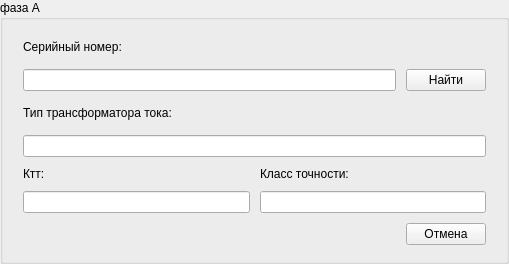
nikola240698/MeteringActs, file ui/currenttransformerphasewidget.ui: the form before one commit.
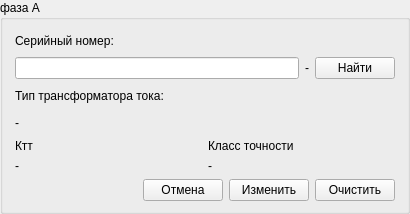
The form after the commit. The open tabs and pages were chosen to show the change.

What changed in the file:
```diff
--- a/ui/currenttransformerphasewidget.ui
+++ b/ui/currenttransformerphasewidget.ui
@@ -6,8 +6,8 @@
    <rect>
     <x>0</x>
     <y>0</y>
-    <width>509</width>
-    <height>264</height>
+    <width>410</width>
+    <height>214</height>
    </rect>
   </property>
   <property name="windowTitle">
@@ -66,19 +66,19 @@
         <widget class="QWidget" name="editPage">
          <layout class="QVBoxLayout" name="editPageLayout">
           <property name="spacing">
-           <number>10</number>
+           <number>6</number>
           </property>
           <property name="leftMargin">
-           <number>20</number>
+           <number>12</number>
           </property>
           <property name="topMargin">
-           <number>14</number>
+           <number>10</number>
           </property>
           <property name="rightMargin">
-           <number>20</number>
+           <number>12</number>
           </property>
           <property name="bottomMargin">
-           <number>16</number>
+           <number>10</number>
           </property>
           <item>
            <widget class="QLabel" name="serialNumberLabel">
@@ -92,6 +92,13 @@
             <item>
              <widget class="QLineEdit" name="serialNumberLineEdit"/>
             </item>
+            <item>
+             <widget class="QLabel" name="serialValueLabel">
+              <property name="text">
+               <string>-</string>
+              </property>
+             </widget>
+            </item>
             <item>
              <widget class="QPushButton" name="findButton">
               <property name="text">
@@ -109,39 +116,39 @@
            </widget>
           </item>
           <item>
-           <widget class="QLineEdit" name="nameLineEdit">
-            <property name="readOnly">
-             <bool>true</bool>
+           <widget class="QLabel" name="nameValueLabel">
+            <property name="text">
+             <string>-</string>
             </property>
            </widget>
           </item>
           <item>
-           <layout class="QGridLayout" name="gridLayout" columnstretch="1,1">
-            <item row="2" column="0">
-             <widget class="QLineEdit" name="ratioLineEdit">
-              <property name="readOnly">
-               <bool>true</bool>
-              </property>
-             </widget>
-            </item>
-            <item row="2" column="1">
-             <widget class="QLineEdit" name="accuracyLineEdit">
-              <property name="readOnly">
-               <bool>true</bool>
-              </property>
-             </widget>
-            </item>
+           <layout class="QGridLayout" name="parametersLayout">
             <item row="1" column="0">
-             <widget class="QLabel" name="ratioLabel">
+             <widget class="QLabel" name="ratioValueLabel">
               <property name="text">
-               <string>Ктт:</string>
+               <string>-</string>
+              </property>
+             </widget>
+            </item>
+            <item row="0" column="0">
+             <widget class="QLabel" name="ratioTitleLabel">
+              <property name="text">
+               <string>Ктт</string>
+              </property>
+             </widget>
+            </item>
+            <item row="0" column="1">
+             <widget class="QLabel" name="accuracyTitleLabel">
+              <property name="text">
+               <string>Класс точности</string>
               </property>
              </widget>
             </item>
             <item row="1" column="1">
-             <widget class="QLabel" name="accuracyLabel">
+             <widget class="QLabel" name="accuracyValuelabel">
               <property name="text">
-               <string>Класс точности:</string>
+               <string>-</string>
               </property>
              </widget>
             </item>
@@ -169,66 +176,17 @@
               </property>
              </widget>
             </item>
-           </layout>
-          </item>
-         </layout>
-        </widget>
-        <widget class="QWidget" name="filledPage">
-         <layout class="QVBoxLayout" name="filledPgeLayout">
-          <item>
-           <widget class="QLabel" name="filledNameLabel">
-            <property name="text">
-             <string>TextLabel</string>
-            </property>
-           </widget>
-          </item>
-          <item>
-           <widget class="QLabel" name="filledSerialLabel">
-            <property name="text">
-             <string>TextLabel</string>
-            </property>
-           </widget>
-          </item>
-          <item>
-           <widget class="QLabel" name="filledRatioLabel">
-            <property name="text">
-             <string>TextLabel</string>
-            </property>
-           </widget>
-          </item>
-          <item>
-           <widget class="QLabel" name="filledAccuracyLabel">
-            <property name="text">
-             <string>TextLabel</string>
-            </property>
-           </widget>
-          </item>
-          <item>
-           <layout class="QHBoxLayout" name="filledPageButtonLayout">
-            <item>
-             <spacer name="horizontalSpacer_2">
-              <property name="orientation">
-               <enum>Qt::Orientation::Horizontal</enum>
-              </property>
-              <property name="sizeHint" stdset="0">
-               <size>
-                <width>40</width>
-                <height>20</height>
-               </size>
-              </property>
-             </spacer>
-            </item>
             <item>
              <widget class="QPushButton" name="editButton">
               <property name="text">
-               <string>PushButton</string>
+               <string>Изменить</string>
               </property>
              </widget>
             </item>
             <item>
              <widget class="QPushButton" name="clearButton">
               <property name="text">
-               <string>PushButton</string>
+               <string>Очистить</string>
               </property>
              </widget>
             </item>
```
Left out of the diff: 31 changed lines with no effect on the pictures.
